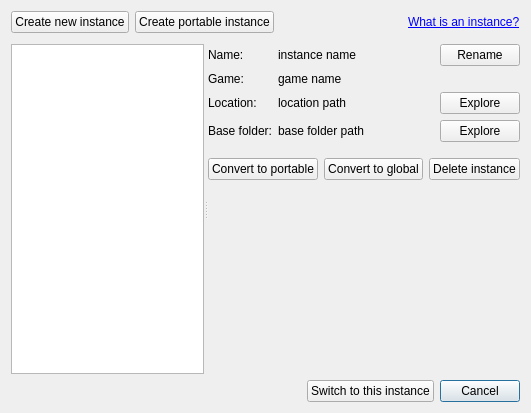
Above: modorganizer/src/instancemanagerdialog.ui from Holt59/mo2-merge before the change. Below: the same form after it.
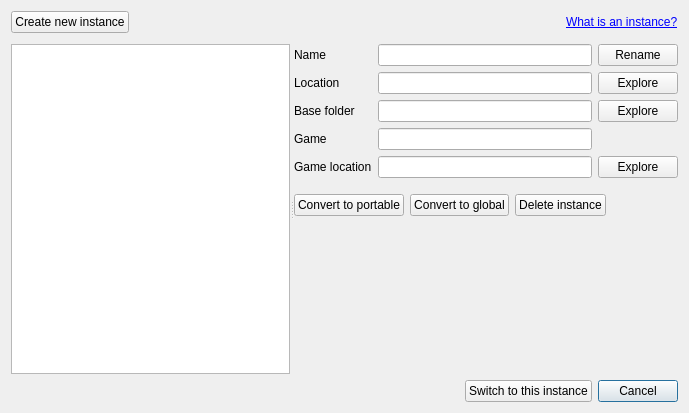
That is the form after the change. Icons and pictures are not drawn. Custom widgets are drawn as their Qt base class.

Commit message: [modorganizer] started create instance dialog allow for multiple instances of Settings fill in information in instance manager

What changed in the file:
```diff
--- a/modorganizer/src/instancemanagerdialog.ui
+++ b/modorganizer/src/instancemanagerdialog.ui
@@ -6,7 +6,7 @@
    <rect>
     <x>0</x>
     <y>0</y>
-    <width>531</width>
+    <width>689</width>
     <height>413</height>
    </rect>
   </property>
@@ -40,17 +40,6 @@
         </property>
        </widget>
       </item>
-      <item>
-       <widget class="QPushButton" name="createPortable">
-        <property name="text">
-         <string>Create portable instance</string>
-        </property>
-        <property name="icon">
-         <iconset resource="resources.qrc">
-          <normaloff>:/MO/gui/package</normaloff>:/MO/gui/package</iconset>
-        </property>
-       </widget>
-      </item>
       <item>
        <spacer name="horizontalSpacer">
         <property name="orientation">
@@ -67,7 +56,7 @@
       <item>
        <widget class="QLabel" name="whatis">
         <property name="text">
-         <string>&lt;html&gt;&lt;head/&gt;&lt;body&gt;&lt;p&gt;&lt;a href=&quot;https://github.com/ModOrganizer2/modorganizer/wiki/Instance&quot;&gt;&lt;span style=&quot; text-decoration: underline; color:#0000ff;&quot;&gt;What is an instance?&lt;/span&gt;&lt;/a&gt;&lt;/p&gt;&lt;/body&gt;&lt;/html&gt;</string>
+         <string>&lt;html&gt;&lt;head/&gt;&lt;body&gt;&lt;p&gt;&lt;a href=&quot;https://github.com/ModOrganizer2/modorganizer/wiki/Instance&quot;&gt;What is an instance?&lt;/a&gt;&lt;/p&gt;&lt;/body&gt;&lt;/html&gt;</string>
         </property>
         <property name="openExternalLinks">
          <bool>true</bool>
@@ -134,7 +123,7 @@
             </property>
             <item>
              <widget class="QWidget" name="widget_7" native="true">
-              <layout class="QGridLayout" name="gridLayout" columnstretch="0,1,0">
+              <layout class="QGridLayout" name="gridLayout" columnstretch="0,0,0">
                <property name="leftMargin">
                 <number>0</number>
                </property>
@@ -148,33 +137,51 @@
                 <number>0</number>
                </property>
                <item row="0" column="1">
-                <widget class="QLabel" name="name">
-                 <property name="text">
-                  <string notr="true">instance name</string>
-                 </property>
-                 <property name="textInteractionFlags">
-                  <set>Qt::TextBrowserInteraction</set>
-                 </property>
-                </widget>
-               </item>
-               <item row="2" column="0">
-                <widget class="QLabel" name="label_8">
-                 <property name="text">
-                  <string>Game:</string>
+                <widget class="QLineEdit" name="name">
+                 <property name="readOnly">
+                  <bool>true</bool>
                  </property>
                 </widget>
                </item>
                <item row="0" column="0">
                 <widget class="QLabel" name="label_2">
                  <property name="text">
-                  <string>Name:</string>
+                  <string>Name</string>
+                 </property>
+                </widget>
+               </item>
+               <item row="4" column="2">
+                <widget class="QPushButton" name="exploreLocation">
+                 <property name="text">
+                  <string>Explore</string>
+                 </property>
+                </widget>
+               </item>
+               <item row="6" column="0">
+                <widget class="QLabel" name="label_8">
+                 <property name="text">
+                  <string>Game</string>
+                 </property>
+                </widget>
+               </item>
+               <item row="6" column="1">
+                <widget class="QLineEdit" name="gameName">
+                 <property name="readOnly">
+                  <bool>true</bool>
+                 </property>
+                </widget>
+               </item>
+               <item row="4" column="1">
+                <widget class="QLineEdit" name="location">
+                 <property name="readOnly">
+                  <bool>true</bool>
                  </property>
                 </widget>
                </item>
                <item row="4" column="0">
                 <widget class="QLabel" name="label_4">
                  <property name="text">
-                  <string>Location:</string>
+                  <string>Location</string>
                  </property>
                 </widget>
                </item>
@@ -185,30 +192,24 @@
                  </property>
                 </widget>
                </item>
-               <item row="4" column="1">
-                <widget class="QLabel" name="location">
+               <item row="7" column="0">
+                <widget class="QLabel" name="label">
                  <property name="text">
-                  <string notr="true">location path</string>
-                 </property>
-                 <property name="textInteractionFlags">
-                  <set>Qt::TextBrowserInteraction</set>
+                  <string>Game location</string>
                  </property>
                 </widget>
                </item>
                <item row="5" column="0">
                 <widget class="QLabel" name="label_6">
                  <property name="text">
-                  <string>Base folder:</string>
+                  <string>Base folder</string>
                  </property>
                 </widget>
                </item>
                <item row="5" column="1">
-                <widget class="QLabel" name="baseDirectory">
-                 <property name="text">
-                  <string notr="true">base folder path</string>
-                 </property>
-                 <property name="textInteractionFlags">
-                  <set>Qt::TextBrowserInteraction</set>
+                <widget class="QLineEdit" name="baseDirectory">
+                 <property name="readOnly">
+                  <bool>true</bool>
                  </property>
                 </widget>
                </item>
@@ -219,20 +220,17 @@
                  </property>
                 </widget>
                </item>
-               <item row="4" column="2">
-                <widget class="QPushButton" name="exploreLocation">
-                 <property name="text">
-                  <string>Explore</string>
+               <item row="7" column="1">
+                <widget class="QLineEdit" name="gameDir">
+                 <property name="readOnly">
+                  <bool>true</bool>
                  </property>
                 </widget>
                </item>
-               <item row="2" column="1" colspan="2">
-                <widget class="QLabel" name="gameName">
+               <item row="7" column="2">
+                <widget class="QPushButton" name="exploreGame">
                  <property name="text">
-                  <string notr="true">game name</string>
-                 </property>
-                 <property name="textInteractionFlags">
-                  <set>Qt::TextBrowserInteraction</set>
+                  <string>Explore</string>
                  </property>
                 </widget>
                </item>
@@ -292,6 +290,19 @@
                  </property>
                 </widget>
                </item>
+               <item>
+                <spacer name="horizontalSpacer_2">
+                 <property name="orientation">
+                  <enum>Qt::Horizontal</enum>
+                 </property>
+                 <property name="sizeHint" stdset="0">
+                  <size>
+                   <width>40</width>
+                   <height>20</height>
+                  </size>
+                 </property>
+                </spacer>
+               </item>
               </layout>
              </widget>
             </item>
@@ -371,6 +382,13 @@
    </item>
   </layout>
  </widget>
+ <customwidgets>
+  <customwidget>
+   <class>LinkLabel</class>
+   <extends>QLabel</extends>
+   <header location="global">linklabel.h</header>
+  </customwidget>
+ </customwidgets>
  <resources>
   <include location="resources.qrc"/>
  </resources>
```
Left out of the diff: 2 changed lines with no effect on the pictures. The commit also changes 10 other files.
